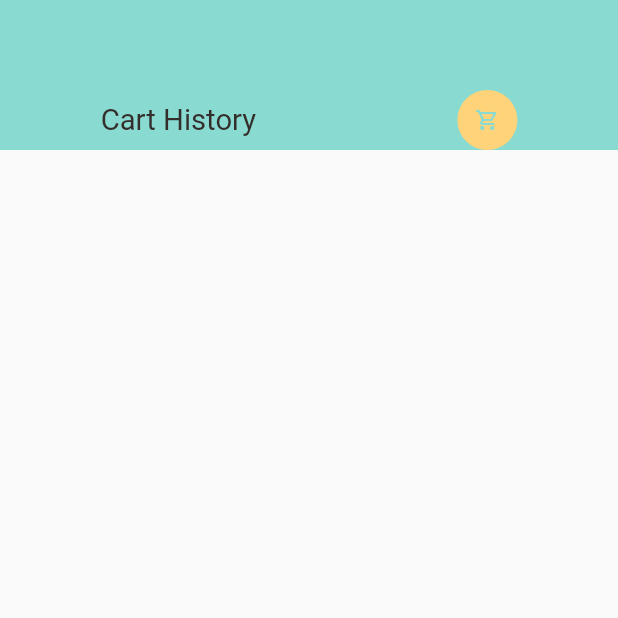
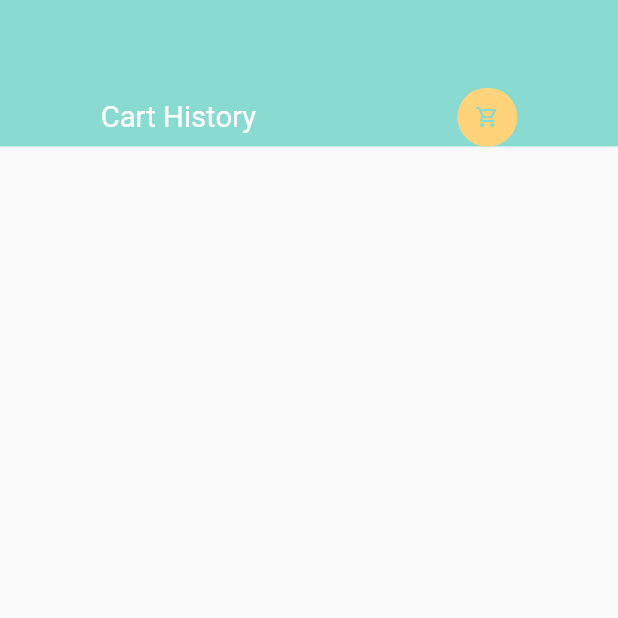
Before and after one commit to KameshDivantha/food_app, a Flutter app: the CartHistory screen opened directly, on a phone screen of 412 x 824 dp, the top half of it. Run offline on Flutter 3.47's test engine with Material 2 defaults, Android fonts, the phone set to English and light mode, and no system bars; our stand-ins replace dots_indicator, get, shared_preferences; accounts and stored records are empty; network calls fail.

Commit message:
cart history page  done 5.09(2)

```diff
--- a/lib/pages/cart/cart_history.dart
+++ b/lib/pages/cart/cart_history.dart
@@ -1,17 +1,21 @@
 import 'package:flutter/material.dart';
 import 'package:food_delivery/controllers/cart_controller.dart';
 import 'package:food_delivery/utils/colors.dart';
+import 'package:food_delivery/utils/constants.dart';
 import 'package:food_delivery/utils/dimensions.dart';
 import 'package:food_delivery/widgets/app_icon.dart';
 import 'package:food_delivery/widgets/big_text.dart';
+import 'package:food_delivery/widgets/small_text.dart';
 import 'package:get/get.dart';
+import 'package:intl/intl.dart';
 
 class CartHistory extends StatelessWidget {
   const CartHistory({super.key});
 
   @override
   Widget build(BuildContext context) {
-    var getCartHistoryList = Get.find<CartController>().getCartHistoryList();
+    var getCartHistoryList =
+        Get.find<CartController>().getCartHistoryList().reversed.toList();
     Map<String, int> cartItemPerOrder = {};
 
     for (int i = 0; i < getCartHistoryList.length; i++) {
@@ -35,13 +39,17 @@ class CartHistory extends StatelessWidget {
       body: Column(
         children: [
           Container(
+            height: Dimensions.height10 * 10,
             color: AppColors.mainColor,
             width: double.maxFinite,
-            padding: const EdgeInsets.only(top: 60),
+            padding: EdgeInsets.only(top: Dimensions.height30 * 2),
             child: Row(
               mainAxisAlignment: MainAxisAlignment.spaceAround,
               children: [
-                BigText(text: "Cart History"),
+                BigText(
+                  text: "Cart History",
+                  color: Colors.white,
+                ),
                 const AppIcon(
                   icon: Icons.shopping_cart_outlined,
                   iconColor: AppColors.mainColor,
@@ -57,25 +65,105 @@ class CartHistory extends StatelessWidget {
                     top: Dimensions.height20,
                     left: Dimensions.width20,
                     right: Dimensions.width20),
+                child: MediaQuery.removePadding(
+                  removeTop: true,
+                  context: context,
                   child: ListView(
                     children: [
                       for (int i = 0; i < itemsPerOrder.length; i++)
                         Container(
+                          height: Dimensions.height30 * 4,
                           margin: EdgeInsets.only(bottom: Dimensions.height20),
                           child: Column(
                             crossAxisAlignment: CrossAxisAlignment.start,
                             children: [
-                          BigText(text: "05/04/2023"),
+                              (() {
+                                DateTime parseDate =
+                                    DateFormat("yyyy-mm-dd HH:mm:ss").parse(
+                                        getCartHistoryList[listCounter].time!);
+                                var inputDate =
+                                    DateTime.parse(parseDate.toString());
+                                var outputFormat =
+                                    DateFormat("MM/dd/yyyy hh:mm a");
+                                var outputDate = outputFormat.format(inputDate);
+                                return BigText(
+                                  text: outputDate,
+                                );
+                              }()),
+                              SizedBox(height: Dimensions.height10),
                               Row(
+                                mainAxisAlignment:
+                                    MainAxisAlignment.spaceBetween,
                                 children: [
                                   Wrap(
                                     direction: Axis.horizontal,
-                                children:
-                                    List.generate(itemsPerOrder[i], (index) {
-                                  return Container(
-                                    child: const Text("hifif "),
-                                  );
+                                    children: List.generate(itemsPerOrder[i],
+                                        (index) {
+                                      if (listCounter <
+                                          getCartHistoryList.length) {
+                                        listCounter++;
+                                      }
+                                      return index <= 2
+                                          ? Container(
+                                              margin: EdgeInsets.only(
+                                                  right:
+                                                      Dimensions.width10 / 2),
+                                              height: Dimensions.height20 * 4,
+                                              width: Dimensions.height20 * 4,
+                                              decoration: BoxDecoration(
+                                                  borderRadius:
+                                                      BorderRadius.circular(
+                                                          Dimensions.radius15 /
+                                                              2),
+                                                  image: DecorationImage(
+                                                      fit: BoxFit.cover,
+                                                      image: NetworkImage(
+                                                          AppConstants
+                                                                  .BASE_URL +
+                                                              AppConstants
+                                                                  .UPLOAD_URL +
+                                                              getCartHistoryList[
+                                                                      listCounter -
+                                                                          1]
+                                                                  .img!))),
+                                            )
+                                          : Container();
                                     }),
+                                  ),
+                                  SizedBox(
+                                    // height: 80,
+                                    child: Column(
+                                      mainAxisAlignment:
+                                          MainAxisAlignment.spaceEvenly,
+                                      crossAxisAlignment:
+                                          CrossAxisAlignment.end,
+                                      children: [
+                                        SmallText(
+                                            text: "total",
+                                            color: AppColors.titleColor),
+                                        BigText(
+                                          text: "${itemsPerOrder[i]} items",
+                                          color: AppColors.titleColor,
+                                        ),
+                                        SizedBox(height: Dimensions.height10),
+                                        Container(
+                                          padding: EdgeInsets.symmetric(
+                                              vertical: Dimensions.height10 / 2,
+                                              horizontal: Dimensions.width10),
+                                          decoration: BoxDecoration(
+                                              borderRadius:
+                                                  BorderRadius.circular(
+                                                      Dimensions.radius15 / 2),
+                                              border: Border.all(
+                                                  width: 1,
+                                                  color: AppColors.mainColor)),
+                                          child: SmallText(
+                                            text: "one more",
+                                            color: AppColors.mainColor,
+                                          ),
+                                        )
+                                      ],
+                                    ),
                                   )
                                 ],
                               )
@@ -84,7 +172,7 @@ class CartHistory extends StatelessWidget {
                         )
                     ],
                   ),
-            ),
+                )),
           )
         ],
       ),
--- a/pubspec.yaml
+++ b/pubspec.yaml
@@ -38,6 +38,7 @@ dependencies:
   dots_indicator: ^2.1.1
   get: ^4.6.5
   shared_preferences: ^2.0.11
+  intl: ^0.18.1
 
 dev_dependencies:
   flutter_test:
```
Also changed, not shown: pubspec.lock. Lines whose indentation alone changed are shown as unchanged.
